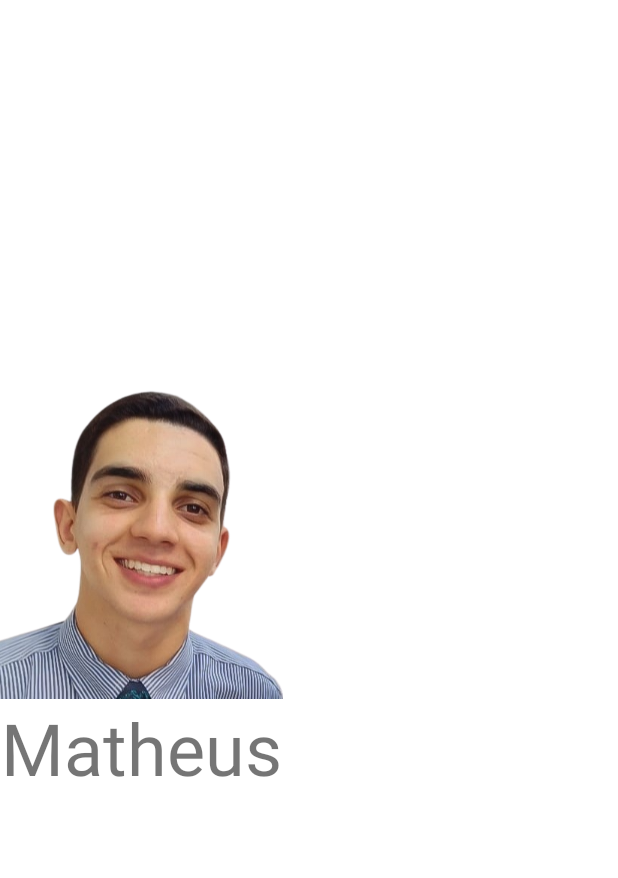
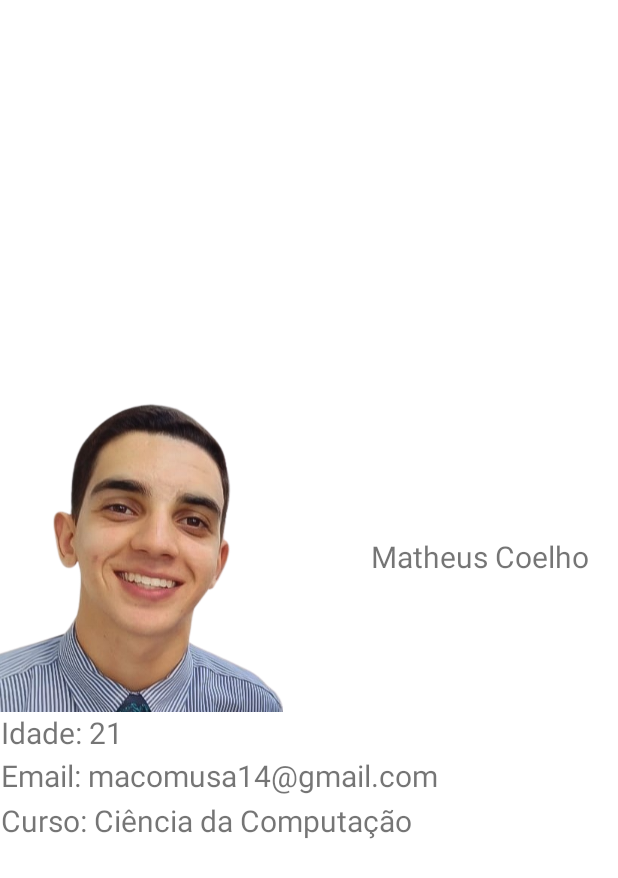
Before and after one commit to CristoferSilva/BullsAndCows, an Android app: the AboutMatheusFragment screen opened through its navigation route, on a phone screen of 412 x 824 dp. Shown: the top 878 px of the screen. Run offline under Robolectric (Android 15) with nearby library versions, the phone set to English and light mode, and no system bars; our stand-ins replace navigation-ui.

Commit message:
Update fragment_about_matheus.

```diff
--- a/app/src/main/res/layout/fragment_about_matheus.xml
+++ b/app/src/main/res/layout/fragment_about_matheus.xml
@@ -8,13 +8,15 @@
 
     <TextView
         android:layout_width="205dp"
-        android:layout_height="104dp"
+        android:layout_height="wrap_content"
         android:layout_alignParentTop="true"
         android:layout_alignParentEnd="true"
-        android:layout_marginTop="211dp"
-        android:layout_marginEnd="206dp"
-        android:text="Matheus"
-        android:textSize="48dp" />
+        android:layout_marginStart="27dp"
+        android:layout_marginTop="94dp"
+        android:layout_marginEnd="-41dp"
+        android:layout_toEndOf="@+id/imageView5"
+        android:text="Matheus Coelho"
+        android:textSize="20dp" />
 
     <ImageView
         android:id="@+id/imageView5"
@@ -26,4 +28,37 @@
         android:layout_marginTop="3dp"
         android:src="@drawable/profilematheus" />
 
+    <TextView
+        android:layout_width="205dp"
+        android:layout_height="wrap_content"
+        android:layout_alignParentTop="true"
+        android:layout_alignParentEnd="true"
+        android:layout_centerInParent="true"
+        android:layout_marginTop="211dp"
+        android:layout_marginEnd="206dp"
+        android:text="Idade: 21"
+        android:textSize="20dp" />
+
+    <TextView
+        android:layout_width="308dp"
+        android:layout_height="wrap_content"
+        android:layout_alignParentTop="true"
+        android:layout_alignParentEnd="true"
+        android:layout_centerInParent="true"
+        android:layout_marginTop="240dp"
+        android:layout_marginEnd="103dp"
+        android:text="Email: macomusa14@gmail.com"
+        android:textSize="20dp" />
+
+    <TextView
+        android:layout_width="280dp"
+        android:layout_height="wrap_content"
+        android:layout_alignParentTop="true"
+        android:layout_alignParentEnd="true"
+        android:layout_centerInParent="true"
+        android:layout_marginTop="270dp"
+        android:layout_marginEnd="131dp"
+        android:text="Curso: Ciência da Computação"
+        android:textSize="20dp" />
+
 </RelativeLayout>
```
